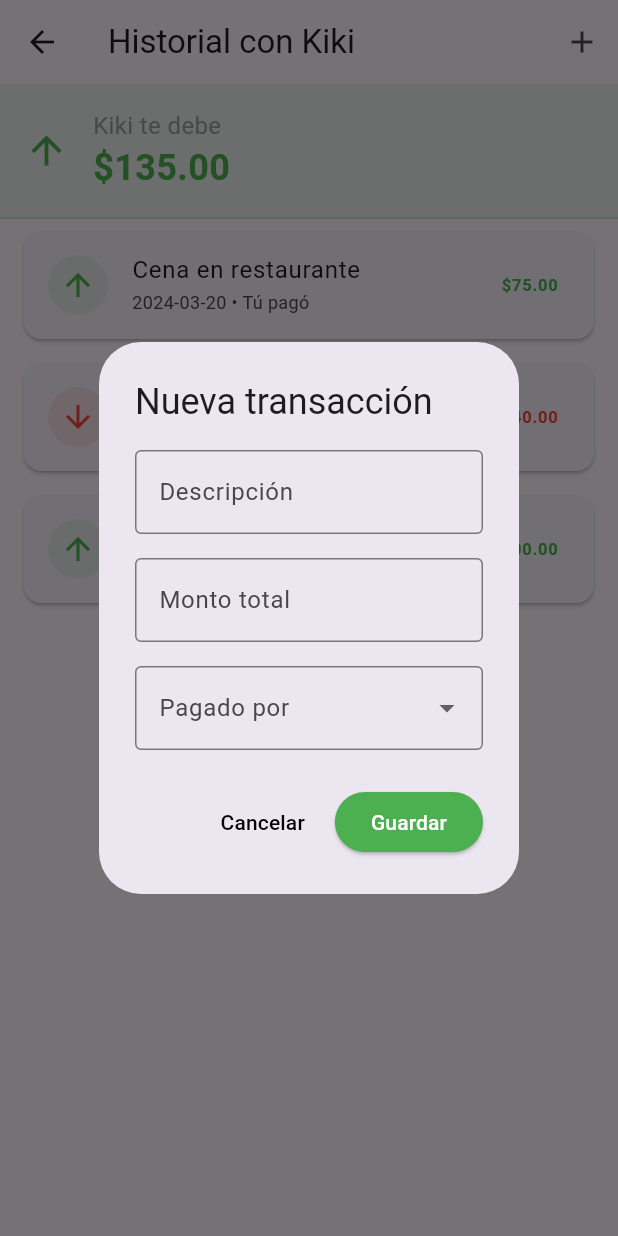
After one commit to Myshelluwu/paytogether, a Flutter app: the HistorialDeudasScreen screen opened by its route, after a tap on the "add" icon, on a phone screen of 412 x 824 dp. The commit adds this screen. Run offline on Flutter 3.47's test engine with Material 3 defaults, Android fonts, the phone set to English and light mode, and no system bars; Roboto replaces fonts that are missing (Poppins).

Commit message:
Cambios agregados

```diff
--- a/lib/circulo.dart
+++ b/lib/circulo.dart
@@ -1,4 +1,4 @@
-//usuarios.dart
+//circulo.dart
 import 'package:flutter/material.dart';
 
 void main() {
--- /dev/null
+++ b/lib/historial_deudas.dart
@@ -0,0 +1,246 @@
+import 'package:flutter/material.dart';
+
+class HistorialDeudasScreen extends StatelessWidget {
+  final String personName;
+  final String currentUser = 'Tú'; // Nombre del usuario actual
+
+  const HistorialDeudasScreen({super.key, required this.personName});
+
+  @override
+  Widget build(BuildContext context) {
+    // Datos de ejemplo
+    final List<Map<String, dynamic>> transactions = [
+      {
+        'fecha': '2024-03-20',
+        'descripcion': 'Cena en restaurante',
+        'monto': 150.0,
+        'pagadoPor': 'Tú',
+        'deuda': 75.0,
+      },
+      {
+        'fecha': '2024-03-18',
+        'descripcion': 'Cine',
+        'monto': 80.0,
+        'pagadoPor': personName,
+        'deuda': -40.0,
+      },
+      {
+        'fecha': '2024-03-15',
+        'descripcion': 'Supermercado',
+        'monto': 200.0,
+        'pagadoPor': 'Tú',
+        'deuda': 100.0,
+      },
+    ];
+
+    // Calcular balance total
+    final double balanceTotal =
+        transactions.fold(0, (sum, item) => sum + item['deuda']);
+
+    return Scaffold(
+      appBar: AppBar(
+        title: Text('Historial con $personName'),
+        actions: [
+          IconButton(
+            icon: const Icon(Icons.add),
+            onPressed: () => _showAddTransactionDialog(context),
+          ),
+        ],
+      ),
+      body: Column(
+        children: [
+          // Resumen de balance
+          Container(
+            padding: const EdgeInsets.all(16),
+            decoration: BoxDecoration(
+              color: balanceTotal > 0
+                  ? Colors.green.withOpacity(0.1)
+                  : Colors.red.withOpacity(0.1),
+              border: Border(
+                bottom: BorderSide(
+                  color: balanceTotal > 0
+                      ? Colors.green.withOpacity(0.3)
+                      : Colors.red.withOpacity(0.3),
+                ),
+              ),
+            ),
+            child: Row(
+              children: [
+                Icon(
+                  balanceTotal > 0 ? Icons.arrow_upward : Icons.arrow_downward,
+                  color: balanceTotal > 0 ? Colors.green : Colors.red,
+                  size: 30,
+                ),
+                const SizedBox(width: 16),
+                Expanded(
+                  child: Column(
+                    crossAxisAlignment: CrossAxisAlignment.start,
+                    children: [
+                      Text(
+                        balanceTotal > 0
+                            ? '$personName te debe'
+                            : 'Le debes a $personName',
+                        style: const TextStyle(
+                          fontSize: 16,
+                          color: Colors.grey,
+                        ),
+                      ),
+                      Text(
+                        '\$${balanceTotal.abs().toStringAsFixed(2)}',
+                        style: TextStyle(
+                          fontSize: 24,
+                          fontWeight: FontWeight.bold,
+                          color: balanceTotal > 0 ? Colors.green : Colors.red,
+                        ),
+                      ),
+                    ],
+                  ),
+                ),
+              ],
+            ),
+          ),
+
+          // Lista de transacciones
+          Expanded(
+            child: ListView.builder(
+              itemCount: transactions.length,
+              itemBuilder: (context, index) {
+                final transaction = transactions[index];
+                final isPositive = transaction['deuda'] > 0;
+
+                return Card(
+                  margin:
+                      const EdgeInsets.symmetric(horizontal: 16, vertical: 8),
+                  child: ListTile(
+                    leading: CircleAvatar(
+                      backgroundColor: isPositive
+                          ? Colors.green.withOpacity(0.1)
+                          : Colors.red.withOpacity(0.1),
+                      child: Icon(
+                        isPositive ? Icons.arrow_upward : Icons.arrow_downward,
+                        color: isPositive ? Colors.green : Colors.red,
+                      ),
+                    ),
+                    title: Text(transaction['descripcion']),
+                    subtitle: Text(
+                      '${transaction['fecha']} • ${transaction['pagadoPor']} pagó',
+                      style: const TextStyle(fontSize: 12),
+                    ),
+                    trailing: Text(
+                      '\$${transaction['deuda'].abs().toStringAsFixed(2)}',
+                      style: TextStyle(
+                        color: isPositive ? Colors.green : Colors.red,
+                        fontWeight: FontWeight.bold,
+                      ),
+                    ),
+                    onTap: () => _showTransactionDetails(context, transaction),
+                  ),
+                );
+              },
+            ),
+          ),
+        ],
+      ),
+    );
+  }
+
+  void _showAddTransactionDialog(BuildContext context) {
+    showDialog(
+      context: context,
+      builder: (context) => AlertDialog(
+        title: const Text('Nueva transacción'),
+        content: SingleChildScrollView(
+          child: Column(
+            mainAxisSize: MainAxisSize.min,
+            children: [
+              TextField(
+                decoration: const InputDecoration(
+                  labelText: 'Descripción',
+                  border: OutlineInputBorder(),
+                ),
+              ),
+              const SizedBox(height: 16),
+              TextField(
+                decoration: const InputDecoration(
+                  labelText: 'Monto total',
+                  border: OutlineInputBorder(),
+                ),
+                keyboardType: TextInputType.number,
+              ),
+              const SizedBox(height: 16),
+              DropdownButtonFormField<String>(
+                decoration: const InputDecoration(
+                  labelText: 'Pagado por',
+                  border: OutlineInputBorder(),
+                ),
+                items: [
+                  DropdownMenuItem(
+                    value: currentUser,
+                    child: Text(currentUser),
+                  ),
+                  DropdownMenuItem(
+                    value: personName,
+                    child: Text(personName),
+                  ),
+                ],
+                onChanged: (value) {},
+              ),
+            ],
+          ),
+        ),
+        actions: [
+          TextButton(
+            onPressed: () => Navigator.pop(context),
+            child:
+                const Text('Cancelar', style: TextStyle(color: Colors.black)),
+          ),
+          ElevatedButton(
+            onPressed: () {
+              // Lógica para guardar transacción
+              Navigator.pop(context);
+            },
+            style: ElevatedButton.styleFrom(backgroundColor: Colors.green),
+            child: const Text('Guardar', style: TextStyle(color: Colors.white)),
+          ),
+        ],
+      ),
+    );
+  }
+
+  void _showTransactionDetails(
+      BuildContext context, Map<String, dynamic> transaction) {
+    showDialog(
+      context: context,
+      builder: (context) => AlertDialog(
+        title: const Text('Detalles de la transacción'),
+        content: Column(
+          mainAxisSize: MainAxisSize.min,
+          crossAxisAlignment: CrossAxisAlignment.start,
+          children: [
+            Text('Descripción: ${transaction['descripcion']}'),
+            const SizedBox(height: 8),
+            Text('Fecha: ${transaction['fecha']}'),
+            const SizedBox(height: 8),
+            Text('Monto total: \$${transaction['monto']}'),
+            const SizedBox(height: 8),
+            Text('Pagado por: ${transaction['pagadoPor']}'),
+            const SizedBox(height: 8),
+            Text(
+              'Tu parte: \$${transaction['deuda'].abs()}',
+              style: TextStyle(
+                color: transaction['deuda'] > 0 ? Colors.green : Colors.red,
+                fontWeight: FontWeight.bold,
+              ),
+            ),
+          ],
+        ),
+        actions: [
+          TextButton(
+            onPressed: () => Navigator.pop(context),
+            child: const Text('Cerrar', style: TextStyle(color: Colors.black)),
+          ),
+        ],
+      ),
+    );
+  }
+}
--- a/lib/main.dart
+++ b/lib/main.dart
@@ -3,6 +3,7 @@ import 'package:paytogether/menu.dart';
 import 'package:paytogether/circulo.dart' as usuarios;
 import 'package:paytogether/persona.dart';
 import 'package:paytogether/grupo.dart';
+import 'package:paytogether/historial_deudas.dart';
 
 void main() {
   runApp(const PayTogetherApp());
@@ -30,6 +31,12 @@ class PayTogetherApp extends StatelessWidget {
         '/kiki': (context) => const PersonScreen(personName: 'Kiki'),
         '/oddie': (context) => const PersonScreen(personName: 'Oddie'),
         '/obrien': (context) => const PersonScreen(personName: 'O\'Brien'),
+        '/historial-kiki': (context) =>
+            const HistorialDeudasScreen(personName: 'Kiki'),
+        '/historial-oddie': (context) =>
+            const HistorialDeudasScreen(personName: 'Oddie'),
+        '/historial-obrien': (context) =>
+            const HistorialDeudasScreen(personName: 'O\'Brien'),
       },
       debugShowCheckedModeBanner: false, // Quita el banner de debug
     );
```
Also changed, not shown: lib/cuentasind.dart (added, +38 -0 lines), lib/persona.dart (+39 -5 lines), lib/cuentasgru.dart (added).
